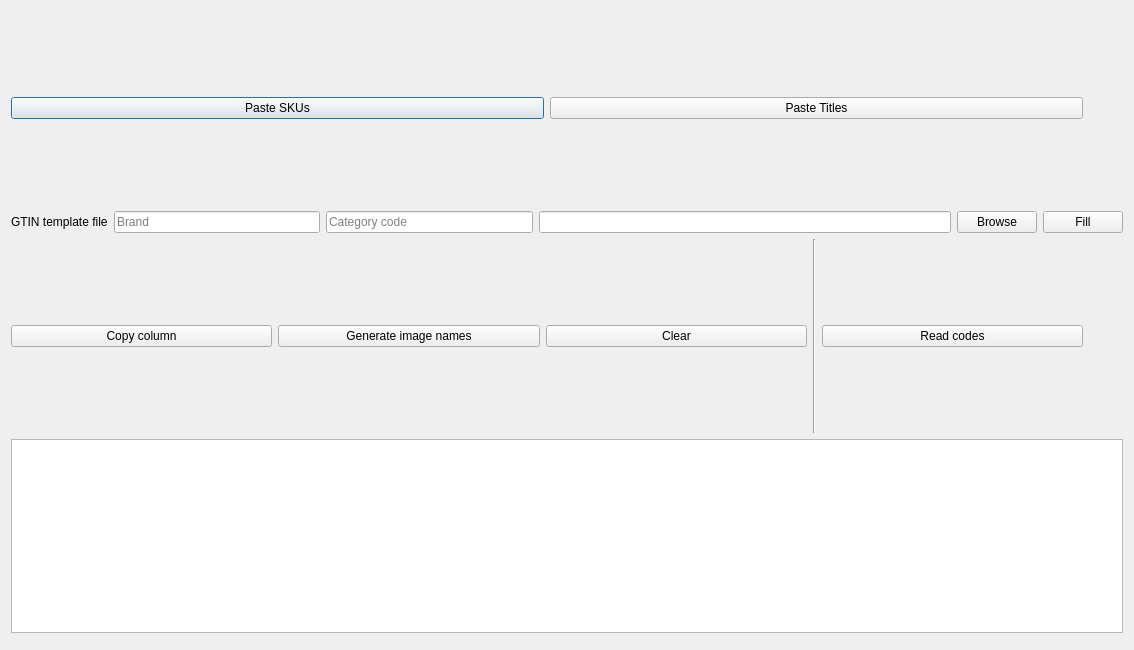
Above: gui/DialogExtractInfos.ui from icingerpower/AmazonTemplate2 before the change. Below: the same form after it.
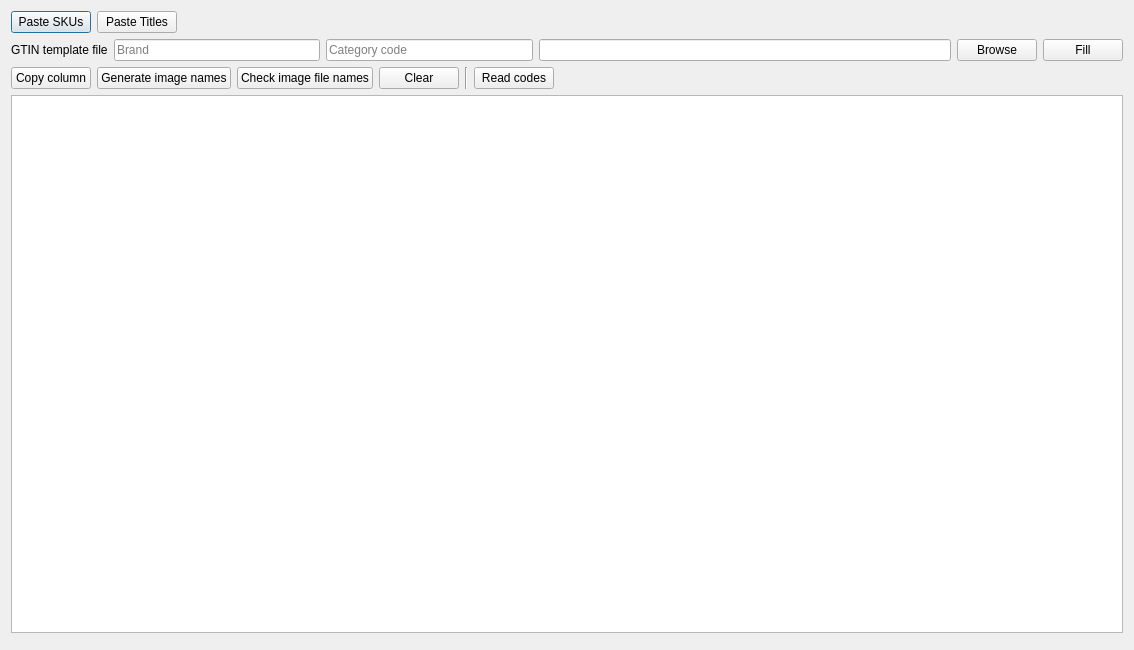
That is the form after the change.

Commit message: Added a feature that checks no images are missing and generate the urls

Patch:
```diff
--- a/gui/DialogExtractInfos.ui
+++ b/gui/DialogExtractInfos.ui
@@ -31,9 +31,9 @@
       </widget>
      </item>
      <item>
-      <spacer name="horizontalSpacer">
+      <spacer name="horizontalSpacer_2">
        <property name="orientation">
-        <enum>Qt::Vertical</enum>
+        <enum>Qt::Horizontal</enum>
        </property>
        <property name="sizeHint" stdset="0">
         <size>
@@ -128,6 +128,13 @@
        </property>
       </widget>
      </item>
+     <item>
+      <widget class="QPushButton" name="buttonCheckImageFileNames">
+       <property name="text">
+        <string>Check image file names</string>
+       </property>
+      </widget>
+     </item>
      <item>
       <widget class="QPushButton" name="buttonClear">
        <property name="text">
@@ -153,9 +160,9 @@
       </widget>
      </item>
      <item>
-      <spacer name="horizontalSpacer_2">
+      <spacer name="horizontalSpacer_3">
        <property name="orientation">
-        <enum>Qt::Vertical</enum>
+        <enum>Qt::Horizontal</enum>
        </property>
        <property name="sizeHint" stdset="0">
         <size>
```
The commit also changes 8 other files.
